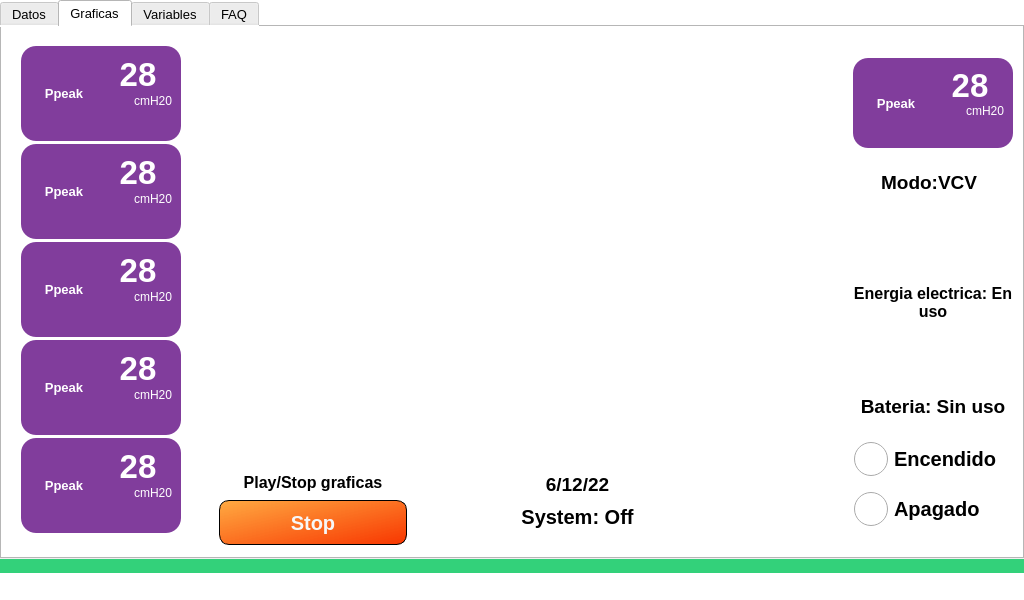
JulianDuque97/EPI, file _main_.ui: the form before one commit.
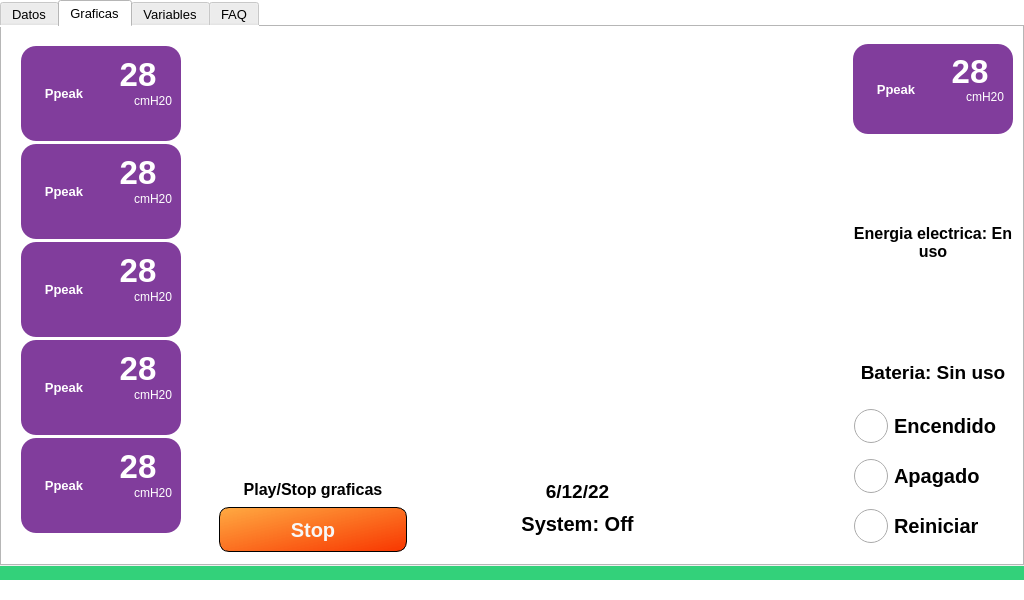
The form after the commit. The open tabs and pages were chosen to show the change. Icons and pictures are not drawn. Custom widgets are drawn as their Qt base class.

The edit to the form file:
```diff
--- a/_main_.ui
+++ b/_main_.ui
@@ -43,7 +43,7 @@
      <number>0</number>
     </property>
     <property name="bottomMargin">
-     <number>7</number>
+     <number>0</number>
     </property>
     <property name="spacing">
      <number>0</number>
@@ -87,7 +87,7 @@
        <enum>QTabWidget::Rounded</enum>
       </property>
       <property name="currentIndex">
-       <number>0</number>
+       <number>1</number>
       </property>
       <property name="elideMode">
        <enum>Qt::ElideNone</enum>
@@ -726,7 +726,7 @@
         <string>Graficas</string>
        </attribute>
        <layout class="QGridLayout" name="gridLayout_34">
-        <item row="0" column="0">
+        <item row="1" column="0">
          <widget class="QFrame" name="frame">
           <property name="frameShape">
            <enum>QFrame::NoFrame</enum>
@@ -1729,6 +1729,104 @@
               <property name="spacing">
                <number>0</number>
               </property>
+              <item row="1" column="0">
+               <widget class="QFrame" name="frame_28">
+                <property name="minimumSize">
+                 <size>
+                  <width>160</width>
+                  <height>90</height>
+                 </size>
+                </property>
+                <property name="maximumSize">
+                 <size>
+                  <width>160</width>
+                  <height>90</height>
+                 </size>
+                </property>
+                <property name="styleSheet">
+                 <string notr="true">border-radius: 15px;
+background-color: rgb(129, 61, 156);
+color: rgb(255, 255, 255);
+</string>
+                </property>
+                <property name="frameShape">
+                 <enum>QFrame::NoFrame</enum>
+                </property>
+                <property name="frameShadow">
+                 <enum>QFrame::Raised</enum>
+                </property>
+                <property name="lineWidth">
+                 <number>-17</number>
+                </property>
+                <property name="midLineWidth">
+                 <number>-8</number>
+                </property>
+                <layout class="QGridLayout" name="gridLayout_44">
+                 <item row="1" column="0">
+                  <widget class="QLabel" name="label_111">
+                   <property name="font">
+                    <font>
+                     <pointsize>10</pointsize>
+                     <weight>75</weight>
+                     <bold>true</bold>
+                    </font>
+                   </property>
+                   <property name="layoutDirection">
+                    <enum>Qt::LeftToRight</enum>
+                   </property>
+                   <property name="text">
+                    <string>Ppeak</string>
+                   </property>
+                   <property name="alignment">
+                    <set>Qt::AlignCenter</set>
+                   </property>
+                  </widget>
+                 </item>
+                 <item row="1" column="1">
+                  <layout class="QVBoxLayout" name="verticalLayout_37">
+                   <property name="spacing">
+                    <number>0</number>
+                   </property>
+                   <item>
+                    <widget class="QLabel" name="Ppeak_label_16">
+                     <property name="font">
+                      <font>
+                       <pointsize>25</pointsize>
+                       <weight>75</weight>
+                       <bold>true</bold>
+                      </font>
+                     </property>
+                     <property name="lineWidth">
+                      <number>1</number>
+                     </property>
+                     <property name="text">
+                      <string>28</string>
+                     </property>
+                     <property name="alignment">
+                      <set>Qt::AlignCenter</set>
+                     </property>
+                    </widget>
+                   </item>
+                   <item>
+                    <widget class="QLabel" name="label_114">
+                     <property name="font">
+                      <font>
+                       <pointsize>9</pointsize>
+                      </font>
+                     </property>
+                     <property name="text">
+                      <string>cmH20</string>
+                     </property>
+                     <property name="alignment">
+                      <set>Qt::AlignRight|Qt::AlignTop|Qt::AlignTrailing</set>
+                     </property>
+                    </widget>
+                   </item>
+                  </layout>
+                 </item>
+                </layout>
+               </widget>
+              </item>
               <item row="2" column="0">
                <layout class="QVBoxLayout" name="verticalLayout_2">
                 <property name="spacing">
@@ -1774,13 +1872,13 @@
                   <property name="minimumSize">
                    <size>
                     <width>110</width>
-                    <height>30</height>
+                    <height>70</height>
                    </size>
                   </property>
                   <property name="maximumSize">
                    <size>
                     <width>16777215</width>
-                    <height>40</height>
+                    <height>70</height>
                    </size>
                   </property>
                   <property name="font">
@@ -1809,147 +1907,20 @@
                 </item>
                </layout>
               </item>
-              <item row="4" column="0">
-               <layout class="QVBoxLayout" name="verticalLayout_4">
-                <property name="spacing">
-                 <number>15</number>
-                </property>
-                <item>
-                 <widget class="QRadioButton" name="radioButton">
-                  <property name="minimumSize">
-                   <size>
-                    <width>0</width>
-                    <height>25</height>
-                   </size>
-                  </property>
-                  <property name="font">
-                   <font>
-                    <pointsize>15</pointsize>
-                    <weight>75</weight>
-                    <bold>true</bold>
-                   </font>
-                  </property>
-                  <property name="styleSheet">
-                   <string notr="true">QRadioButton::indicator { width: 35px; height: 35px;}</string>
-                  </property>
-                  <property name="text">
-                   <string>Encendido</string>
-                  </property>
-                  <property name="iconSize">
-                   <size>
-                    <width>36</width>
-                    <height>20</height>
-                   </size>
-                  </property>
-                 </widget>
-                </item>
-                <item>
-                 <widget class="QRadioButton" name="radioButton_2">
-                  <property name="font">
-                   <font>
-                    <pointsize>15</pointsize>
-                    <weight>75</weight>
-                    <bold>true</bold>
-                   </font>
-                  </property>
-                  <property name="styleSheet">
-                   <string notr="true">QRadioButton::indicator { width: 35px; height: 35px;}</string>
-                  </property>
-                  <property name="text">
-                   <string>Apagado</string>
-                  </property>
-                  <property name="iconSize">
-                   <size>
-                    <width>54</width>
-                    <height>41</height>
-                   </size>
-                  </property>
-                 </widget>
-                </item>
-               </layout>
-              </item>
-              <item row="1" column="0">
-               <layout class="QHBoxLayout" name="horizontalLayout_2">
-                <item>
-                 <widget class="QLabel" name="label_117">
-                  <property name="minimumSize">
-                   <size>
-                    <width>85</width>
-                    <height>25</height>
-                   </size>
-                  </property>
-                  <property name="maximumSize">
-                   <size>
-                    <width>70</width>
-                    <height>25</height>
-                   </size>
-                  </property>
-                  <property name="font">
-                   <font>
-                    <pointsize>14</pointsize>
-                    <weight>75</weight>
-                    <bold>true</bold>
-                   </font>
-                  </property>
-                  <property name="layoutDirection">
-                   <enum>Qt::LeftToRight</enum>
-                  </property>
-                  <property name="text">
-                   <string>Modo:</string>
-                  </property>
-                  <property name="alignment">
-                   <set>Qt::AlignRight|Qt::AlignTrailing|Qt::AlignVCenter</set>
-                  </property>
-                 </widget>
-                </item>
-                <item>
-                 <widget class="QLabel" name="label_115">
-                  <property name="minimumSize">
-                   <size>
-                    <width>50</width>
-                    <height>25</height>
-                   </size>
-                  </property>
-                  <property name="maximumSize">
-                   <size>
-                    <width>16777215</width>
-                    <height>25</height>
-                   </size>
-                  </property>
-                  <property name="font">
-                   <font>
-                    <pointsize>14</pointsize>
-                    <weight>75</weight>
-                    <bold>true</bold>
-                   </font>
-                  </property>
-                  <property name="layoutDirection">
-                   <enum>Qt::LeftToRight</enum>
-                  </property>
-                  <property name="text">
-                   <string>VCV</string>
-                  </property>
-                  <property name="alignment">
-                   <set>Qt::AlignLeading|Qt::AlignLeft|Qt::AlignVCenter</set>
-                  </property>
-                 </widget>
-                </item>
-               </layout>
-              </item>
               <item row="3" column="0">
                <layout class="QVBoxLayout" name="verticalLayout_3">
                 <item>
                  <widget class="QLabel" name="label_119">
                   <property name="minimumSize">
                    <size>
-                    <width>166</width>
-                    <height>50</height>
+                    <width>158</width>
+                    <height>60</height>
                    </size>
                   </property>
                   <property name="maximumSize">
                    <size>
                     <width>170</width>
-                    <height>50</height>
+                    <height>60</height>
                    </size>
                   </property>
                   <property name="font">
@@ -1978,13 +1949,13 @@
                   <property name="minimumSize">
                    <size>
                     <width>110</width>
-                    <height>25</height>
+                    <height>55</height>
                    </size>
                   </property>
                   <property name="maximumSize">
                    <size>
                     <width>16777215</width>
-                    <height>25</height>
+                    <height>55</height>
                    </size>
                   </property>
                   <property name="font">
@@ -2010,103 +1981,87 @@
                 </item>
                </layout>
               </item>
-              <item row="0" column="0">
-               <widget class="QFrame" name="frame_28">
-                <property name="minimumSize">
-                 <size>
-                  <width>160</width>
-                  <height>90</height>
-                 </size>
+              <item row="4" column="0">
+               <layout class="QVBoxLayout" name="verticalLayout_4">
+                <property name="spacing">
+                 <number>15</number>
                 </property>
-                <property name="maximumSize">
-                 <size>
-                  <width>160</width>
-                  <height>90</height>
-                 </size>
-                </property>
-                <property name="styleSheet">
-                 <string notr="true">border-radius: 15px;
-background-color: rgb(129, 61, 156);
-color: rgb(255, 255, 255);
-</string>
-                </property>
-                <property name="frameShape">
-                 <enum>QFrame::NoFrame</enum>
-                </property>
-                <property name="frameShadow">
-                 <enum>QFrame::Raised</enum>
-                </property>
-                <property name="lineWidth">
-                 <number>-17</number>
-                </property>
-                <property name="midLineWidth">
-                 <number>-8</number>
-                </property>
-                <layout class="QGridLayout" name="gridLayout_44">
-                 <item row="0" column="1">
-                  <layout class="QVBoxLayout" name="verticalLayout_37">
-                   <property name="spacing">
-                    <number>0</number>
-                   </property>
-                   <item>
-                    <widget class="QLabel" name="Ppeak_label_16">
-                     <property name="font">
-                      <font>
-                       <pointsize>25</pointsize>
-                       <weight>75</weight>
-                       <bold>true</bold>
-                      </font>
-                     </property>
-                     <property name="lineWidth">
-                      <number>1</number>
-                     </property>
-                     <property name="text">
-                      <string>28</string>
-                     </property>
-                     <property name="alignment">
-                      <set>Qt::AlignCenter</set>
-                     </property>
-                    </widget>
-                   </item>
-                   <item>
-                    <widget class="QLabel" name="label_114">
-                     <property name="font">
-                      <font>
-                       <pointsize>9</pointsize>
-                      </font>
-                     </property>
-                     <property name="text">
-                      <string>cmH20</string>
-                     </property>
-                     <property name="alignment">
-                      <set>Qt::AlignRight|Qt::AlignTop|Qt::AlignTrailing</set>
-                     </property>
-                    </widget>
-                   </item>
-                  </layout>
-                 </item>
-                 <item row="0" column="0">
-                  <widget class="QLabel" name="label_111">
-                   <property name="font">
-                    <font>
-                     <pointsize>10</pointsize>
-                     <weight>75</weight>
-                     <bold>true</bold>
-                    </font>
-                   </property>
-                   <property name="layoutDirection">
-                    <enum>Qt::LeftToRight</enum>
-                   </property>
-                   <property name="text">
-                    <string>Ppeak</string>
-                   </property>
-                   <property name="alignment">
-                    <set>Qt::AlignCenter</set>
-                   </property>
-                  </widget>
-                 </item>
-                </layout>
-               </widget>
+                <item>
+                 <widget class="QRadioButton" name="encendido_radioButton">
+                  <property name="minimumSize">
+                   <size>
+                    <width>0</width>
+                    <height>25</height>
+                   </size>
+                  </property>
+                  <property name="font">
+                   <font>
+                    <pointsize>15</pointsize>
+                    <weight>75</weight>
+                    <bold>true</bold>
+                   </font>
+                  </property>
+                  <property name="styleSheet">
+                   <string notr="true">QRadioButton::indicator { width: 35px; height: 35px;}</string>
+                  </property>
+                  <property name="text">
+                   <string>Encendido</string>
+                  </property>
+                  <property name="iconSize">
+                   <size>
+                    <width>36</width>
+                    <height>20</height>
+                   </size>
+                  </property>
+                 </widget>
+                </item>
+                <item>
+                 <widget class="QRadioButton" name="reiniciar_radioButton">
+                  <property name="font">
+                   <font>
+                    <pointsize>15</pointsize>
+                    <weight>75</weight>
+                    <bold>true</bold>
+                   </font>
+                  </property>
+                  <property name="styleSheet">
+                   <string notr="true">QRadioButton::indicator { width: 35px; height: 35px;}</string>
+                  </property>
+                  <property name="text">
+                   <string>Apagado</string>
+                  </property>
+                  <property name="iconSize">
+                   <size>
+                    <width>54</width>
+                    <height>41</height>
+                   </size>
+                  </property>
+                 </widget>
+                </item>
+                <item>
+                 <widget class="QRadioButton" name="apagado_radioButton">
+                  <property name="font">
+                   <font>
+                    <pointsize>15</pointsize>
+                    <weight>75</weight>
+                    <bold>true</bold>
+                   </font>
+                  </property>
+                  <property name="styleSheet">
+                   <string notr="true">QRadioButton::indicator { width: 35px; height: 35px;}</string>
+                  </property>
+                  <property name="text">
+                   <string>Reiniciar</string>
+                  </property>
+                  <property name="iconSize">
+                   <size>
+                    <width>54</width>
+                    <height>41</height>
+                   </size>
+                  </property>
+                 </widget>
+                </item>
+               </layout>
               </item>
              </layout>
             </widget>
@@ -4180,7 +4135,7 @@
        <attribute name="title">
         <string>FAQ</string>
        </attribute>
-       <layout class="QGridLayout" name="gridLayout_13">
+       <layout class="QGridLayout" name="gridLayout_5">
         <item row="0" column="0">
          <widget class="QLabel" name="label_18">
           <property name="styleSheet">
@@ -4191,6 +4146,34 @@
           </property>
          </widget>
         </item>
+        <item row="1" column="0">
+         <widget class="QLabel" name="label_2">
+          <property name="font">
+           <font>
+            <pointsize>14</pointsize>
+            <weight>75</weight>
+            <bold>true</bold>
+           </font>
+          </property>
+          <property name="text">
+           <string>Por defecto las variables iniciales son
+
+•Altura = 140cm
+•Peso = 40kg
+•Sexo = Hombre
+•Covid = No</string>
+          </property>
+          <property name="scaledContents">
+           <bool>true</bool>
+          </property>
+          <property name="alignment">
+           <set>Qt::AlignCenter</set>
+          </property>
+          <property name="wordWrap">
+           <bool>true</bool>
+          </property>
+         </widget>
+        </item>
        </layout>
       </widget>
      </widget>
```
